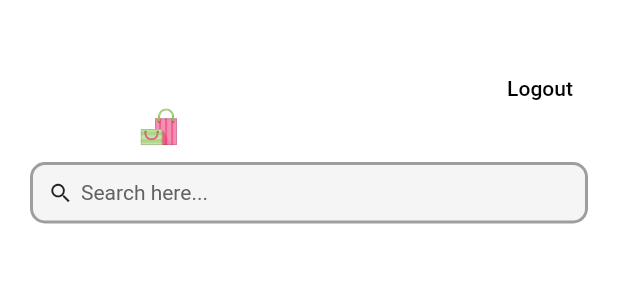
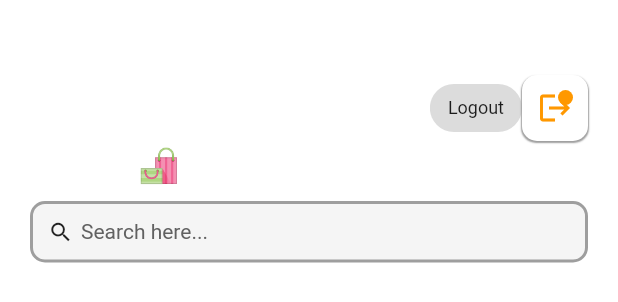
Before and after one commit to RuslanMajidov/ecommerceapp, a Flutter app: the CustomAppBar widget shown alone on an empty page, opened directly, on a phone screen of 412 x 824 dp. Shown: the top 302 px of the screen. Run offline on Flutter 3.47's test engine with Material 2 defaults, Android fonts, the phone set to English and light mode, and no system bars; our stand-ins replace bloc, carousel_slider, cloud_firestore, equatable, firebase_auth, firebase_core and 6 more; accounts and stored records are empty; network calls fail; Roboto replaces fonts that are missing (Avenir); key blocks and very long unbroken strings in the code were emptied for the run.

```diff
--- a/lib/cubits/cubits.dart
+++ /dev/null
@@ -1,2 +0,0 @@
-// export 'login/login_cubit.dart';
-// export 'signup/signup_cubit.dart';
--- a/lib/main.dart
+++ b/lib/main.dart
@@ -1,4 +1,3 @@
-import 'package:ecommerceapp/cubits/login/login_cubit.dart';
 import 'package:ecommerceapp/repositories/category/category_repository.dart';
 
 import 'package:ecommerceapp/repositories/product/product_repository.dart';
@@ -22,7 +21,6 @@ import '/config/app_router.dart';
 import 'blocs/category/category_bloc.dart';
 import 'blocs/category/category_event.dart';
 import 'blocs/product/product_bloc.dart';
-import 'cubits/signup/signup_cubit.dart';
 
 Future<void> main() async {
   WidgetsFlutterBinding.ensureInitialized();
--- a/lib/screens/home/home_screen.dart
+++ b/lib/screens/home/home_screen.dart
@@ -1,9 +1,13 @@
+import 'dart:async';
+
+import 'package:ecommerceapp/screens/authentication/login_screen.dart';
 import 'package:flutter/cupertino.dart';
 import 'package:flutter/gestures.dart';
 import 'package:flutter/material.dart';
 
 import 'package:carousel_slider/carousel_slider.dart';
 import 'package:fluttertoast/fluttertoast.dart';
+import 'package:get/get.dart';
 import 'package:shared_preferences/shared_preferences.dart';
 
 import '../../models/category_models.dart';
@@ -26,32 +30,46 @@ class HomeScreen extends StatefulWidget {
 
 class _HomeScreenState extends State<HomeScreen> {
   String email = "";
+  late String finalEmail;
 
-  Future getEmail() async {
-    SharedPreferences preferences = await SharedPreferences.getInstance();
+  // Future getEmail() async {
+  //   SharedPreferences preferences = await SharedPreferences.getInstance();
+  //   setState(() {
+  //     email = preferences.getString('email')!;
+  //   });
+  // }
+
+  Future getValidationData() async {
+    final SharedPreferences sharedPreferences =
+        await SharedPreferences.getInstance();
+    var obtainedEmail = sharedPreferences.getString('email');
     setState(() {
-      email = preferences.getString('email')!;
+      finalEmail = obtainedEmail!;
     });
+    print(finalEmail);
   }
 
-  Future logout(BuildContext context) async {
-    SharedPreferences preferences = await SharedPreferences.getInstance();
-    preferences.remove('email');
-    Fluttertoast.showToast(msg: "Logout Successful");
-    Navigator.of(context)
-        .pushReplacement(MaterialPageRoute(builder: (context) => HomeScreen()));
-    Navigator.push(
-      context,
-      MaterialPageRoute(
-        builder: (context) => HomeScreen(),
-      ),
-    );
-  }
+  // Future logout(BuildContext context) async {
+  //   SharedPreferences preferences = await SharedPreferences.getInstance();
+  //   preferences.remove('email');
+  //   Fluttertoast.showToast(msg: "Logout Successful");
+  //   Navigator.of(context)
+  //       .pushReplacement(MaterialPageRoute(builder: (context) => HomeScreen()));
+  //   Navigator.push(
+  //     context,
+  //     MaterialPageRoute(
+  //       builder: (context) => HomeScreen(),
+  //     ),
+  //   );
+  // }
 
   @override
   void initState() {
+    getValidationData().whenComplete(() async {
+      Timer(Duration(seconds: 2),
+          () => Get.to(finalEmail == null ? LoginScreen() : HomeScreen()));
+    });
     super.initState();
-    getEmail();
   }
 
   @override
--- a/lib/widgets/custom_appbar.dart
+++ b/lib/widgets/custom_appbar.dart
@@ -35,21 +35,43 @@ class CustomAppBar extends StatelessWidget with PreferredSizeWidget {
                           fontWeight: FontWeight.bold,
                         )),
                   ),
-                  Container(
-                    height: 35,
-                    decoration: BoxDecoration(
-                      borderRadius: BorderRadius.circular(10),
-                      color: Colors.white,
-                    ),
-                    child: TextButton(
-                        onPressed: () {
-                          logout(context);
-                        },
-                        child: Text(
-                          'Logout',
-                          style: TextStyle(color: Colors.black),
-                        )),
-                  ),
+                  ActionChip(
+                      label: Text("Logout"),
+                      onPressed: () {
+                        logout(context);
+                      }),
+                  Stack(
+                    children: [
+                      Container(
+                        padding: EdgeInsets.all(10),
+                        decoration: BoxDecoration(
+                            color: Colors.white,
+                            borderRadius: BorderRadius.circular(10),
+                            boxShadow: [
+                              BoxShadow(
+                                  color: Colors.grey.withOpacity(1),
+                                  spreadRadius: 0.1,
+                                  blurRadius: 0.1,
+                                  offset: Offset(0, 1))
+                            ]),
+                        child: Icon(
+                          Icons.logout,
+                          color: Colors.orange,
+                        ),
+                      ),
+                      Positioned(
+                          right: 10,
+                          top: 10,
+                          child: Container(
+                            width: 10,
+                            height: 10,
+                            decoration: BoxDecoration(
+                              color: Colors.orange,
+                              shape: BoxShape.circle,
+                            ),
+                          )),
+                    ],
+                  )
                 ],
               ),
               SizedBox(
--- a/lib/widgets/product_carousel.dart
+++ b/lib/widgets/product_carousel.dart
@@ -22,6 +22,7 @@ class ProductCarousel extends StatelessWidget {
               mainAxisSpacing: 8,
               crossAxisSpacing: 8),
           shrinkWrap: true,
+          physics: NeverScrollableScrollPhysics(),
           padding: EdgeInsets.symmetric(
             horizontal: 10.0,
             vertical: 5.0,
```
Also changed, not shown: lib/cubits/login/login_cubit.dart (deleted, +0 -32 lines), lib/cubits/login/login_state.dart (deleted, +0 -48 lines), lib/cubits/signup/signup_cubit.dart (deleted, +0 -40 lines), lib/cubits/signup/signup_state.dart (deleted, +0 -48 lines).
